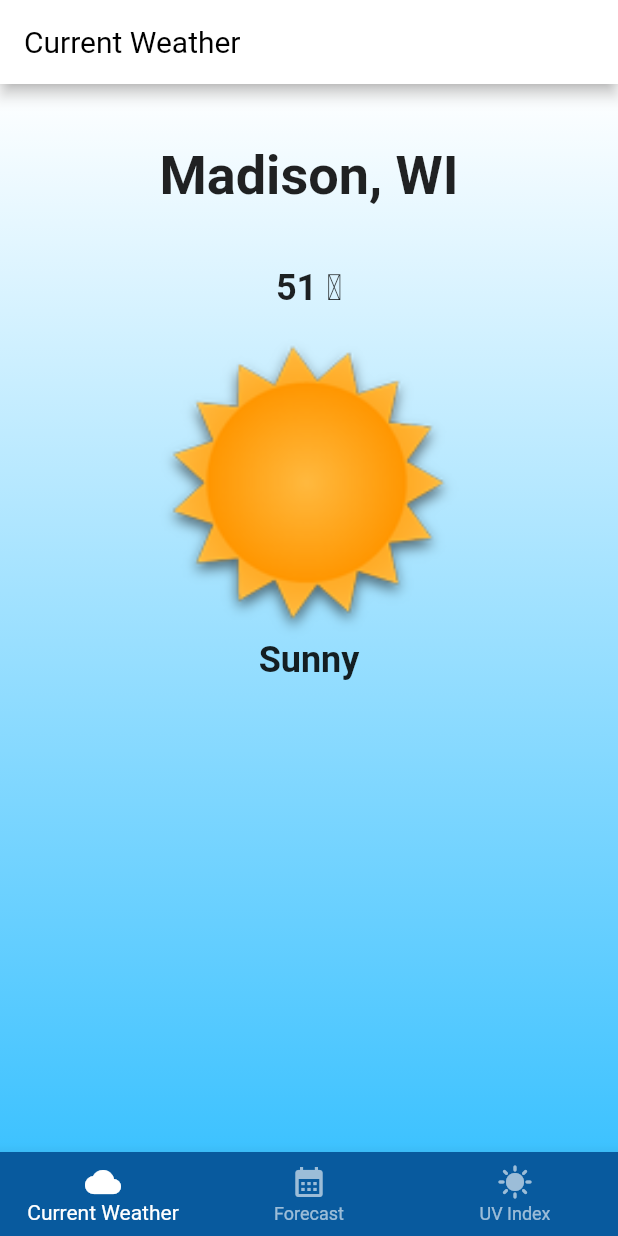
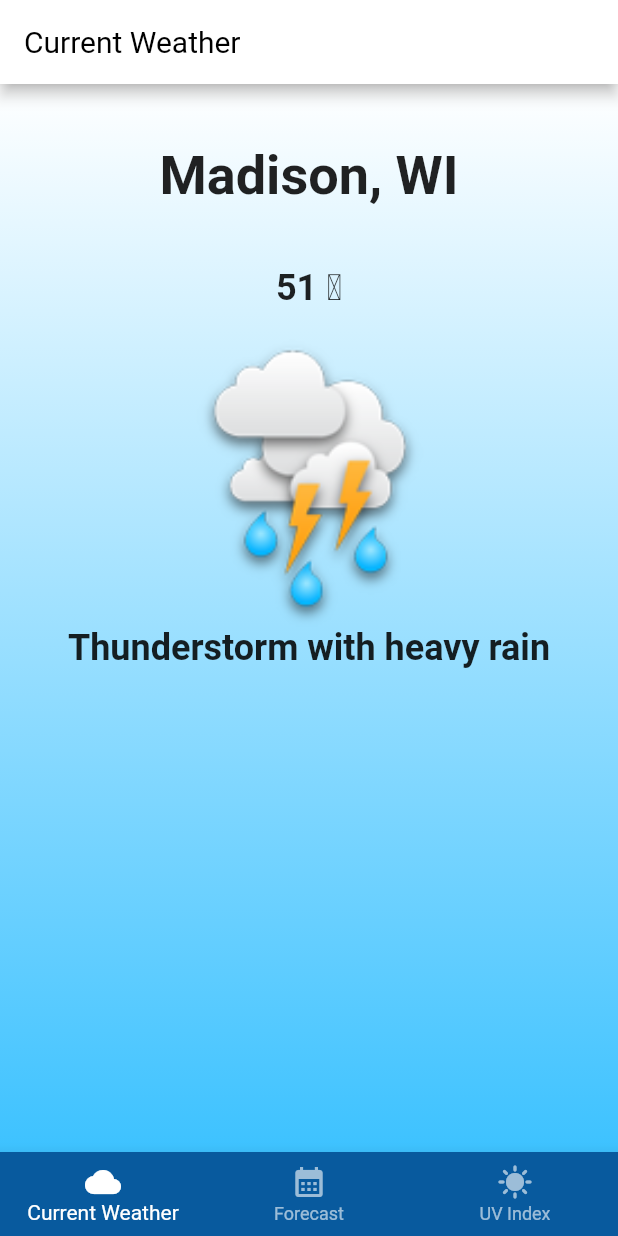
Before and after one commit to kensodemann/local_weather, a Flutter app: the screen it shows after launch, on a phone screen of 412 x 824 dp. Run offline on Flutter 3.47's test engine with Material 2 defaults, Android fonts, the phone set to English and light mode, and no system bars.

Commit message:
feat(weather): model the condition data

```diff
--- a/lib/models/condition.dart
+++ b/lib/models/condition.dart
@@ -1,10 +1,303 @@
-enum Condition {
-  sunny,
-  cloudy,
-  lightRain,
-  shower,
-  fog,
-  sunnyThunderStorm,
-  thunderStorm,
-  snow,
+class _ImagePaths {
+  static const cloudy = 'assets/images/cloudy.png';
+  static const fog = 'assets/images/fog.png';
+  static const lightRain = 'assets/images/light-rain.png';
+  static const shower = 'assets/images/-shower.png';
+  static const snow = 'assets/images/snow.png';
+  static const sunny = 'assets/images/sunny.png';
+  static const sunnyThunderstorm = 'assets/images/sunny-tstorm.png';
+  static const thunderstorm = 'assets/images/tstorm.png';
+  static const unknown = 'assets/images/unknown.png';
 }
+
+class Condition {
+  final String description;
+  final String image;
+
+  const Condition({required this.description, required this.image});
+
+  factory Condition.fromRawCondition(int rawCondition) {
+    switch (rawCondition) {
+      case 200:
+        return const Condition(
+          description: 'Thunderstorm with light rain',
+          image: _ImagePaths.thunderstorm,
+        );
+      case 201:
+        return const Condition(
+          description: 'Thunderstorm with rain',
+          image: _ImagePaths.thunderstorm,
+        );
+      case 202:
+        return const Condition(
+          description: 'Thunderstorm with heavy rain',
+          image: _ImagePaths.thunderstorm,
+        );
+      case 210:
+        return const Condition(
+          description: 'Light thunderstorm',
+          image: _ImagePaths.thunderstorm,
+        );
+      case 211:
+        return const Condition(
+          description: 'Thunderstorm',
+          image: _ImagePaths.thunderstorm,
+        );
+      case 212:
+        return const Condition(
+          description: 'Heavy thunderstorm',
+          image: _ImagePaths.thunderstorm,
+        );
+      case 221:
+        return const Condition(
+          description: 'Ragged thunderstorm',
+          image: _ImagePaths.sunnyThunderstorm,
+        );
+      case 230:
+        return const Condition(
+          description: 'Thunderstorm with light drizzle',
+          image: _ImagePaths.sunnyThunderstorm,
+        );
+      case 231:
+        return const Condition(
+          description: 'Thunderstorm with drizzle',
+          image: _ImagePaths.sunnyThunderstorm,
+        );
+      case 232:
+        return const Condition(
+          description: 'Thunderstorm with heavy drizzle',
+          image: _ImagePaths.sunnyThunderstorm,
+        );
+      case 300:
+        return const Condition(
+          description: 'Light drizzle',
+          image: _ImagePaths.lightRain,
+        );
+      case 301:
+        return const Condition(
+          description: 'Drizzle',
+          image: _ImagePaths.lightRain,
+        );
+      case 302:
+        return const Condition(
+          description: 'Heavy drizzle',
+          image: _ImagePaths.lightRain,
+        );
+      case 310:
+        return const Condition(
+          description: 'Light drizzle',
+          image: _ImagePaths.lightRain,
+        );
+      case 311:
+        return const Condition(
+          description: 'Drizzle',
+          image: _ImagePaths.lightRain,
+        );
+      case 312:
+        return const Condition(
+          description: 'Heavy drizzle',
+          image: _ImagePaths.lightRain,
+        );
+      case 313:
+        return const Condition(
+          description: 'Light drizzle',
+          image: _ImagePaths.lightRain,
+        );
+      case 314:
+        return const Condition(
+          description: 'Drizzle',
+          image: _ImagePaths.lightRain,
+        );
+      case 315:
+        return const Condition(
+          description: 'Heavy drizzle',
+          image: _ImagePaths.lightRain,
+        );
+      case 500:
+        return const Condition(
+          description: 'Light rain',
+          image: _ImagePaths.lightRain,
+        );
+      case 501:
+        return const Condition(
+          description: 'Moderate rain',
+          image: _ImagePaths.lightRain,
+        );
+      case 502:
+        return const Condition(
+          description: 'Heavy rain',
+          image: _ImagePaths.shower,
+        );
+      case 503:
+        return const Condition(
+          description: 'Very heavy rain',
+          image: _ImagePaths.shower,
+        );
+      case 504:
+        return const Condition(
+          description: 'Extreme rain',
+          image: _ImagePaths.shower,
+        );
+      case 505:
+        return const Condition(
+          description: 'Freezing rain',
+          image: _ImagePaths.shower,
+        );
+      case 520:
+        return const Condition(
+          description: 'Light shower',
+          image: _ImagePaths.lightRain,
+        );
+      case 521:
+        return const Condition(
+          description: 'Shower',
+          image: _ImagePaths.shower,
+        );
+      case 522:
+        return const Condition(
+          description: 'Heavy shower',
+          image: _ImagePaths.shower,
+        );
+      case 523:
+        return const Condition(
+          description: 'Ragged shower',
+          image: _ImagePaths.shower,
+        );
+      case 600:
+        return const Condition(
+          description: 'Light snow',
+          image: _ImagePaths.snow,
+        );
+      case 601:
+        return const Condition(
+          description: 'Snow',
+          image: _ImagePaths.snow,
+        );
+      case 602:
+        return const Condition(
+          description: 'Heavy snow',
+          image: _ImagePaths.snow,
+        );
+      case 611:
+        return const Condition(
+          description: 'Sleet',
+          image: _ImagePaths.snow,
+        );
+      case 612:
+        return const Condition(
+          description: 'Light sleet',
+          image: _ImagePaths.snow,
+        );
+      case 613:
+        return const Condition(
+          description: 'Shower sleet',
+          image: _ImagePaths.snow,
+        );
+      case 615:
+        return const Condition(
+          description: 'Light rain and snow',
+          image: _ImagePaths.snow,
+        );
+      case 616:
+        return const Condition(
+          description: 'Rain and snow',
+          image: _ImagePaths.snow,
+        );
+      case 620:
+        return const Condition(
+          description: 'Light shower snow',
+          image: _ImagePaths.snow,
+        );
+      case 621:
+        return const Condition(
+          description: 'Shower snow',
+          image: _ImagePaths.snow,
+        );
+      case 622:
+        return const Condition(
+          description: 'Heavy shower snow',
+          image: _ImagePaths.snow,
+        );
+      case 701:
+        return const Condition(
+          description: 'Mist',
+          image: _ImagePaths.fog,
+        );
+      case 711:
+        return const Condition(
+          description: 'Smoke',
+          image: _ImagePaths.fog,
+        );
+      case 721:
+        return const Condition(
+          description: 'Haze',
+          image: _ImagePaths.fog,
+        );
+      case 731:
+        return const Condition(
+          description: 'Dust',
+          image: _ImagePaths.fog,
+        );
+      case 741:
+        return const Condition(
+          description: 'Fog',
+          image: _ImagePaths.fog,
+        );
+      case 751:
+        return const Condition(
+          description: 'Sand',
+          image: _ImagePaths.fog,
+        );
+      case 761:
+        return const Condition(
+          description: 'Dust',
+          image: _ImagePaths.fog,
+        );
+      case 762:
+        return const Condition(
+          description: 'Volcanic ash',
+          image: _ImagePaths.fog,
+        );
+      case 771:
+        return const Condition(
+          description: 'Squalls',
+          image: _ImagePaths.thunderstorm,
+        );
+      case 781:
+        return const Condition(
+          description: 'Tornado',
+          image: _ImagePaths.thunderstorm,
+        );
+      case 800:
+        return const Condition(
+          description: 'Clear',
+          image: _ImagePaths.sunny,
+        );
+      case 801:
+        return const Condition(
+          description: 'Few clouds',
+          image: _ImagePaths.cloudy,
+        );
+      case 802:
+        return const Condition(
+          description: 'Scattered clouds',
+          image: _ImagePaths.cloudy,
+        );
+      case 803:
+        return const Condition(
+          description: 'Broken clouds',
+          image: _ImagePaths.cloudy,
+        );
+      case 804:
+        return const Condition(
+          description: 'Overcast clouds',
+          image: _ImagePaths.cloudy,
+        );
+      default:
+        return const Condition(
+          description: 'unknown',
+          image: _ImagePaths.unknown,
+        );
+    }
+  }
+}
--- a/lib/pages/current_weather_page.dart
+++ b/lib/pages/current_weather_page.dart
@@ -9,6 +9,7 @@ class CurrentWeatherPage extends StatelessWidget {
 
   @override
   Widget build(BuildContext context) {
+    final condition = Condition.fromRawCondition(202);
     return SizedBox(
       width: double.infinity,
       child: Column(
@@ -30,8 +31,8 @@ class CurrentWeatherPage extends StatelessWidget {
           const SizedBox(
             height: 20,
           ),
-          const ConditionImage(condition: Condition.sunny, size: 200),
-          const ConditionText(condition: Condition.sunny),
+          ConditionImage(condition: condition, size: 192),
+          ConditionText(condition: condition),
         ],
       ),
     );
--- a/lib/widgets/condition_image.dart
+++ b/lib/widgets/condition_image.dart
@@ -11,36 +11,13 @@ class ConditionImage extends StatelessWidget {
     this.size,
   }) : super(key: key);
 
-  String get _image {
-    switch (condition) {
-      case Condition.cloudy:
-        return 'assets/images/cloudy.png';
-      case Condition.fog:
-        return 'assets/images/fog.png';
-      case Condition.lightRain:
-        return 'assets/images/light-rain.png';
-      case Condition.shower:
-        return 'assets/images/-shower.png';
-      case Condition.snow:
-        return 'assets/images/snow.png';
-      case Condition.sunny:
-        return 'assets/images/sunny.png';
-      case Condition.sunnyThunderStorm:
-        return 'assets/images/sunny-tstorm.png';
-      case Condition.thunderStorm:
-        return 'assets/images/tstorm.png';
-      default:
-        return 'assets/images/unknown.png';
-    }
-  }
-
   @override
   Widget build(BuildContext context) {
     return SizedBox(
       width: size ?? 100,
       height: size ?? 100,
       child: Image.asset(
-        _image,
+        condition.image,
         fit: BoxFit.cover,
       ),
     );
--- a/lib/widgets/condition_text.dart
+++ b/lib/widgets/condition_text.dart
@@ -11,33 +11,10 @@ class ConditionText extends StatelessWidget {
     this.style,
   }) : super(key: key);
 
-  String get _text {
-    switch (condition) {
-      case Condition.cloudy:
-        return 'Cloudy';
-      case Condition.fog:
-        return 'Foggy';
-      case Condition.lightRain:
-        return 'Light Rain';
-      case Condition.shower:
-        return 'Rain Showers';
-      case Condition.snow:
-        return 'Snow';
-      case Condition.sunny:
-        return 'Sunny';
-      case Condition.sunnyThunderStorm:
-        return 'Scattered Thunderstorms';
-      case Condition.thunderStorm:
-        return 'Thunderstorms';
-      default:
-        return 'Unknown';
-    }
-  }
-
   @override
   Widget build(BuildContext context) {
     return Text(
-      _text,
+      condition.description,
       style: style ?? Theme.of(context).textTheme.titleMedium,
     );
   }
```
